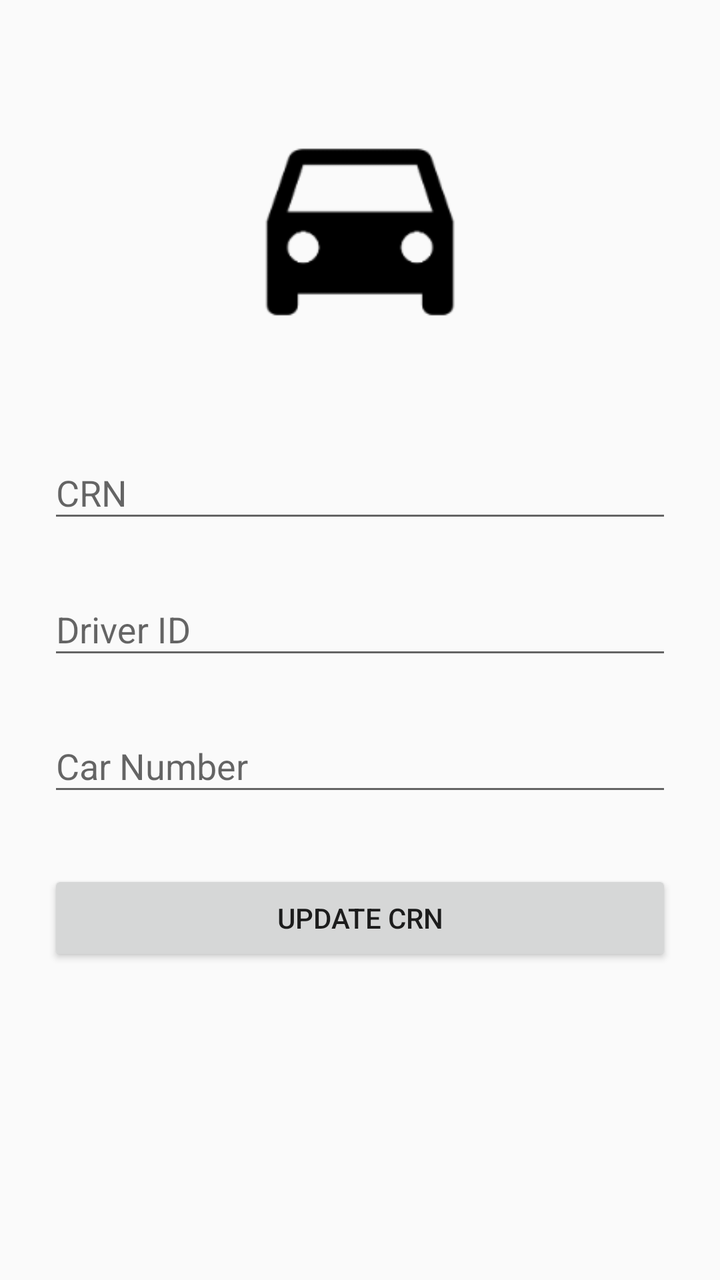
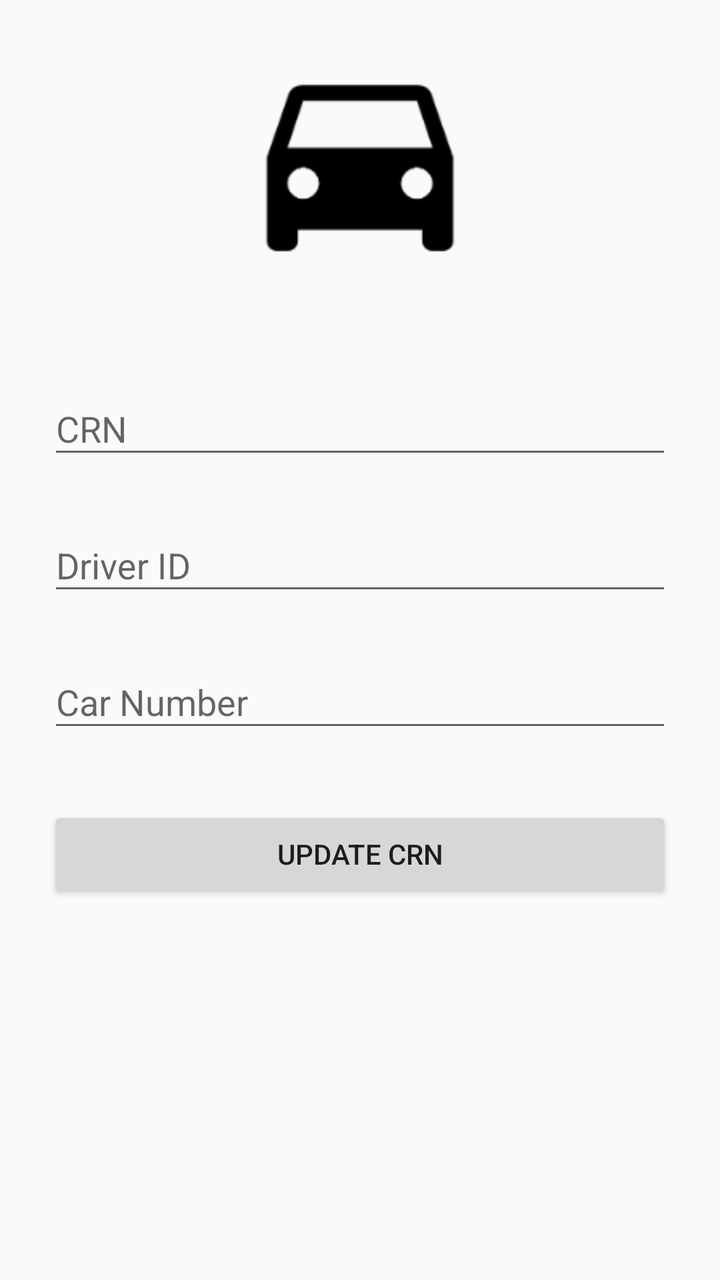

Compare the two renders of this Android layout. The source of the first and the diff that turns it into the second are given below.
<!-- AndroidManifest.xml: application theme AppTheme -->
<!-- res/layout/activity_allot_driver.xml -->
<?xml version="1.0" encoding="utf-8"?>
<ScrollView
    xmlns:android="http://schemas.android.com/apk/res/android"
    android:layout_width="match_parent"
    android:layout_height="match_parent"
    android:fitsSystemWindows="true">

    <LinearLayout
        android:orientation="vertical"
        android:layout_width="match_parent"
        android:layout_height="wrap_content"
        android:paddingTop="56dp"
        android:paddingLeft="24dp"
        android:paddingRight="24dp">

        <ImageView android:src="@drawable/logo"
            android:layout_width="300dp"
            android:layout_height="120dp"
            android:layout_marginBottom="30dp"
            android:layout_gravity="center_horizontal" />

        <android.support.design.widget.TextInputLayout
            android:layout_width="match_parent"
            android:layout_height="wrap_content"
            android:layout_marginTop="8dp"
            android:layout_marginBottom="8dp">
            <EditText android:id="@+id/allot_to_crn"
                android:layout_width="match_parent"
                android:layout_height="wrap_content"
                android:inputType="text"
                android:hint="CRN" />
        </android.support.design.widget.TextInputLayout>

        <android.support.design.widget.TextInputLayout
            android:layout_width="match_parent"
            android:layout_height="wrap_content"
            android:layout_marginTop="8dp"
            android:layout_marginBottom="8dp">
            <EditText android:id="@+id/allot_driver_id"
                android:layout_width="match_parent"
                android:layout_height="wrap_content"
                android:inputType="text"
                android:hint="Driver ID" />
        </android.support.design.widget.TextInputLayout>

        <android.support.design.widget.TextInputLayout
            android:layout_width="match_parent"
            android:layout_height="wrap_content"
            android:layout_marginTop="8dp"
            android:layout_marginBottom="8dp">
            <EditText android:id="@+id/allot_car_number"
                android:layout_width="match_parent"
                android:layout_height="wrap_content"
                android:inputType="text"
                android:hint="Car Number" />
        </android.support.design.widget.TextInputLayout>

        <android.support.v7.widget.AppCompatButton
            android:id="@+id/btn_update_crn"
            android:layout_width="match_parent"
            android:layout_height="wrap_content"
            android:layout_marginTop="24dp"
            android:layout_marginBottom="24dp"
            android:padding="12dp"
            android:text="Update CRN"/>

    </LinearLayout>

</ScrollView>
<!-- resources referenced by this layout -->
<resources>
  <!-- drawable logo: png bitmap (drawable, 3313 bytes) -->
  <style name="AppTheme" parent="Theme.AppCompat.Light.DarkActionBar">
          
      </style>
</resources>

<!-- the commit's change to res/layout/activity_allot_driver.xml (unified diff, before → after) -->
@@ -9,7 +9,8 @@
         android:orientation="vertical"
         android:layout_width="match_parent"
         android:layout_height="wrap_content"
-        android:paddingTop="56dp"
+        android:paddingTop="24dp"
+        android:paddingBottom="24dp"
         android:paddingLeft="24dp"
         android:paddingRight="24dp">
 
@@ -60,7 +61,6 @@
             android:layout_width="match_parent"
             android:layout_height="wrap_content"
             android:layout_marginTop="24dp"
-            android:layout_marginBottom="24dp"
             android:padding="12dp"
             android:text="Update CRN"/>
 
